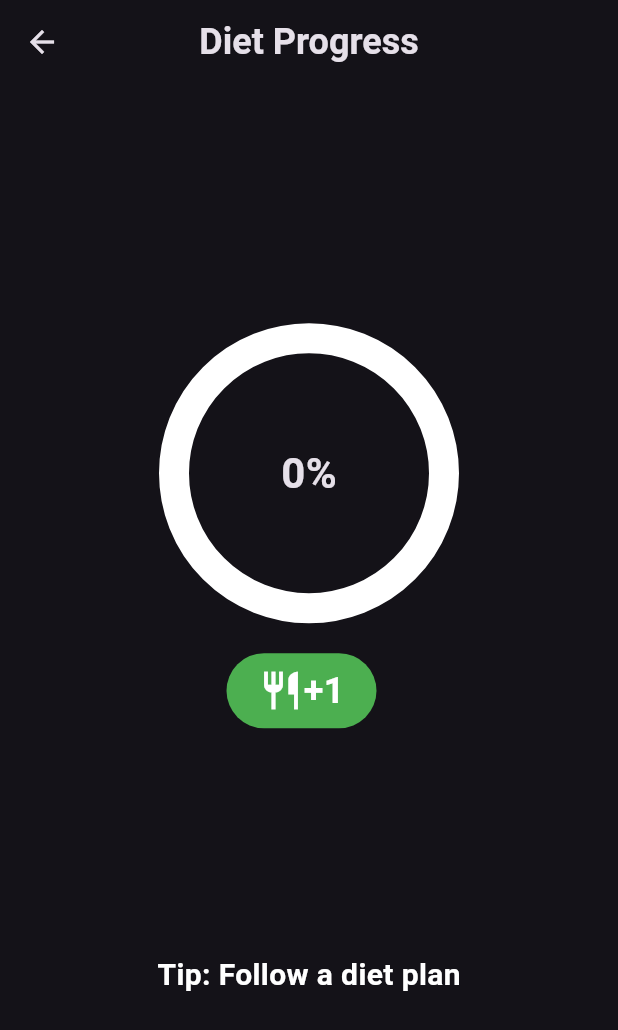
After one commit to mafzaldev/flutter-75-hard, a Flutter app: the ProgressScreen screen opened directly, on a phone screen of 412 x 824 dp. The commit adds this screen. Shown: the top 1030 px of the screen. Run offline on Flutter 3.47's test engine with Material 2 defaults, Android fonts, the phone set to English and light mode, and no system bars; drawn by our look-alikes of percent_indicator; our stand-ins replace animated_text_kit, flutter_svg, fluttertoast, supabase_flutter; accounts and stored records are empty; network calls fail.

Commit message:
✨ feat: add progress screen

```diff
--- /dev/null
+++ b/lib/providers/progress_provider.dart
@@ -0,0 +1,59 @@
+import 'package:flutter/foundation.dart';
+
+class ProgressProvider with ChangeNotifier {
+  int? _day;
+
+  int? _diet;
+  bool? _picture;
+  double? _reading;
+  double? _workout;
+  double? _water;
+
+  int? get day => _day;
+  int? get diet => _diet;
+  bool? get picture => _picture;
+  double? get reading => _reading;
+  double? get workout => _workout;
+  double? get water => _water;
+
+  void setDay(int? day) {
+    _day = day;
+    notifyListeners();
+  }
+
+  void setDiet(int? diet) {
+    _diet = diet;
+    notifyListeners();
+  }
+
+  void setReading(double? reading) {
+    _reading = reading;
+    notifyListeners();
+  }
+
+  void setPicture(bool? picture) {
+    _picture = picture;
+    notifyListeners();
+  }
+
+  void setWorkout(double? workout) {
+    _workout = workout;
+    notifyListeners();
+  }
+
+  void setWater(double? water) {
+    _water = water;
+    notifyListeners();
+  }
+
+  void setAllProgress(int? day, int? diet, double? reading, bool? picture,
+      double? workout, double? water) {
+    _day = day;
+    _diet = diet;
+    _reading = reading;
+    _picture = picture;
+    _workout = workout;
+    _water = water;
+    notifyListeners();
+  }
+}
--- a/lib/screens/preferences_screen.dart
+++ b/lib/screens/preferences_screen.dart
@@ -28,7 +28,7 @@ class _PreferencesScreenState extends State<PreferencesScreen> {
         centerTitle: true,
         title: const Text(
           "Preferences",
-          style: TextStyle(fontSize: 20, fontWeight: FontWeight.bold),
+          style: TextStyle(fontSize: 24, fontWeight: FontWeight.bold),
         ),
       ),
       body: Padding(
--- /dev/null
+++ b/lib/screens/progress_screen.dart
@@ -0,0 +1,153 @@
+import 'package:flutter/material.dart';
+import 'package:percent_indicator/percent_indicator.dart';
+
+class ProgressScreen extends StatefulWidget {
+  final String appBarTitle;
+  final String tip;
+  final dynamic progress;
+  final dynamic unit;
+  final Color progressColor;
+  final IconData icon;
+
+  const ProgressScreen(
+      {super.key,
+      required this.appBarTitle,
+      required this.progress,
+      required this.tip,
+      required this.unit,
+      required this.progressColor,
+      required this.icon});
+
+  @override
+  State<ProgressScreen> createState() => _ProgressScreenState();
+}
+
+class _ProgressScreenState extends State<ProgressScreen> {
+  dynamic _progress;
+
+  @override
+  void initState() {
+    setState(() {
+      _progress = widget.progress;
+    });
+    super.initState();
+  }
+
+  @override
+  Widget build(BuildContext context) {
+    return Scaffold(
+      appBar: AppBar(
+        centerTitle: true,
+        title: Text(
+          '${widget.appBarTitle} Progress',
+          style: const TextStyle(fontSize: 24, fontWeight: FontWeight.bold),
+        ),
+      ),
+      body: Center(
+        child: Column(
+          mainAxisAlignment: MainAxisAlignment.center,
+          children: [
+            CircularPercentIndicator(
+                radius: 100.0,
+                lineWidth: 20.0,
+                animation: true,
+                percent: _progress,
+                center: Text(
+                  '${(_progress * 100).toStringAsFixed(0)}%',
+                  style: const TextStyle(
+                      fontWeight: FontWeight.bold, fontSize: 28.0),
+                ),
+                circularStrokeCap: CircularStrokeCap.round,
+                progressColor: widget.progressColor,
+                backgroundColor: Colors.white),
+            const SizedBox(height: 20),
+            Row(
+              mainAxisAlignment: MainAxisAlignment.center,
+              children: [
+                ActionButton(
+                  icon: widget.icon,
+                  color: widget.progressColor,
+                  onPressed: () {
+                    if (_progress >= 1) return;
+                    setState(() {
+                      _progress = _progress + widget.unit;
+                    });
+                  },
+                ),
+                const SizedBox(width: 10),
+                widget.unit != 1.0
+                    ? ActionButton(
+                        color: widget.progressColor,
+                        title: 'I did it!',
+                        onPressed: () {
+                          setState(() {
+                            _progress = 1.0;
+                          });
+                        },
+                      )
+                    : const SizedBox()
+              ],
+            ),
+            const SizedBox(
+              height: 150,
+            ),
+            Text(
+              "Tip: ${widget.tip}",
+              style: const TextStyle(
+                  fontSize: 20,
+                  fontWeight: FontWeight.w600,
+                  color: Colors.white),
+            ),
+          ],
+        ),
+      ),
+    );
+  }
+}
+
+class ActionButton extends StatelessWidget {
+  final String? title;
+  final IconData? icon;
+  final Color color;
+  final Function() onPressed;
+
+  const ActionButton({
+    super.key,
+    this.title,
+    this.icon,
+    required this.onPressed,
+    required this.color,
+  });
+
+  @override
+  Widget build(BuildContext context) {
+    return InkWell(
+      onTap: onPressed,
+      child: Container(
+        width: 100,
+        height: 50,
+        decoration: BoxDecoration(
+            color: color, borderRadius: BorderRadius.circular(25)),
+        child: title != null
+            ? Center(
+                child: Text(title!,
+                    style: const TextStyle(
+                        fontSize: 24,
+                        color: Colors.white,
+                        fontWeight: FontWeight.w600)),
+              )
+            : Row(
+                mainAxisAlignment: MainAxisAlignment.center,
+                children: [
+                  Icon(icon!, color: Colors.white, size: 30),
+                  const Text("+1",
+                      style: TextStyle(
+                          fontSize: 24,
+                          color: Colors.white,
+                          fontWeight: FontWeight.w600))
+                ],
+              ),
+      ),
+    );
+  }
+}
--- a/lib/screens/splash_screen.dart
+++ b/lib/screens/splash_screen.dart
@@ -4,8 +4,8 @@ import 'package:flutter/material.dart';
 import 'package:provider/provider.dart' as state_provider;
 import 'package:seventy_five_hard/models/user_model.dart' as user_model;
 import 'package:seventy_five_hard/providers/user_provider.dart';
+import 'package:seventy_five_hard/screens/home_screen.dart';
 import 'package:seventy_five_hard/screens/login_screen.dart';
-import 'package:seventy_five_hard/screens/home_screen.dart';
 import 'package:seventy_five_hard/services/supabase_services.dart';
 import 'package:seventy_five_hard/utils/utils.dart';
 import 'package:supabase_flutter/supabase_flutter.dart';
@@ -37,6 +37,7 @@ class _SplashScreenState extends State<SplashScreen> {
     final session = supabase.auth.currentSession;
     if (session != null) {
       _getProfile();
+      _getProgress();
       await Future.delayed(const Duration(seconds: 3));
       Utils.navigateTo(context, const HomeScreen(), replace: true);
     } else {
@@ -62,6 +63,8 @@ class _SplashScreenState extends State<SplashScreen> {
     });
   }
 
+  _getProgress() {}
+
   @override
   Widget build(BuildContext context) {
     return Scaffold(
--- a/pubspec.yaml
+++ b/pubspec.yaml
@@ -15,6 +15,9 @@ dependencies:
   provider: ^6.0.5
   supabase_flutter: ^1.10.1
   animated_text_kit: ^4.2.2
+  shared_preferences: ^2.1.2
+  sqflite: ^2.2.8+4
+  percent_indicator: ^4.2.3
 
 dev_dependencies:
   flutter_test:
```
Also changed, not shown: lib/main.dart (+5 -2 lines), lib/screens/history_screen.dart (+8 -7 lines), lib/screens/home_screen.dart (+82 -20 lines), lib/widgets/rule_card.dart (+8 -1 lines), pubspec.lock.
